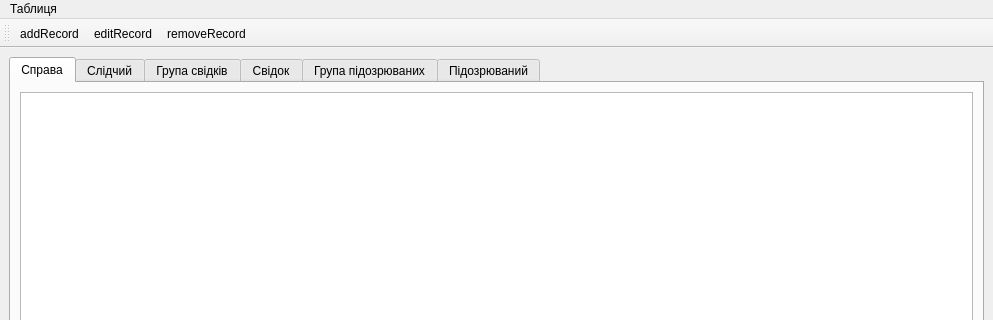
The window that DataBase/databasewindow.ui (Mikeost/Course-work-4) describes before a commit, drawn with Qt 5; both pictures show x 0 to 993 and y 0 to 320 of the 993 by 463 pixel window.
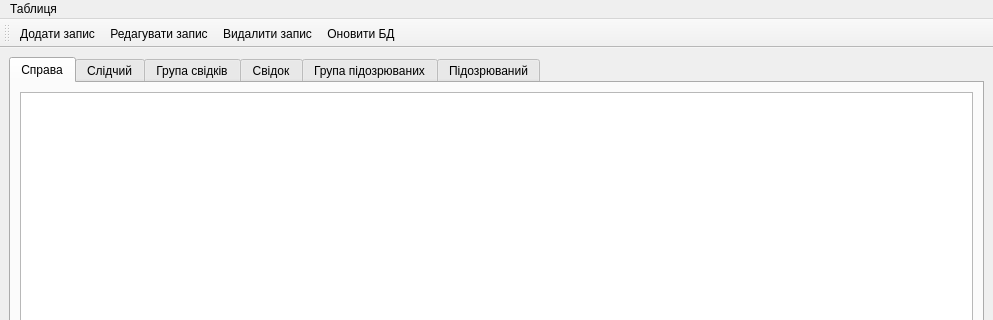
The same window after the commit. Icons and pictures are not drawn.

Commit message: add/edit window, delete & refresh buttons

Diff of the .ui file:
```diff
--- a/DataBase/databasewindow.ui
+++ b/DataBase/databasewindow.ui
@@ -147,6 +147,7 @@
    <addaction name="actionAddRecord"/>
    <addaction name="actionEditRecord"/>
    <addaction name="actionRemoveRecord"/>
+   <addaction name="actionreloadDataBase"/>
   </widget>
   <action name="actionAddRecord">
    <property name="icon">
@@ -154,7 +155,10 @@
      <normaloff>:/icons/icons/addRecord.png</normaloff>:/icons/icons/addRecord.png</iconset>
    </property>
    <property name="text">
-    <string>addRecord</string>
+    <string>Додати запис</string>
+   </property>
+   <property name="toolTip">
+    <string>Додати запис</string>
    </property>
   </action>
   <action name="actionEditRecord">
@@ -163,7 +167,10 @@
      <normaloff>:/icons/icons/editRecord.png</normaloff>:/icons/icons/editRecord.png</iconset>
    </property>
    <property name="text">
-    <string>editRecord</string>
+    <string>Редагувати запис</string>
+   </property>
+   <property name="toolTip">
+    <string>Редагувати запис</string>
    </property>
   </action>
   <action name="actionRemoveRecord">
@@ -172,7 +179,22 @@
      <normaloff>:/icons/icons/removeRecord.png</normaloff>:/icons/icons/removeRecord.png</iconset>
    </property>
    <property name="text">
-    <string>removeRecord</string>
+    <string>Видалити запис</string>
+   </property>
+   <property name="toolTip">
+    <string>Видалити запис</string>
+   </property>
+  </action>
+  <action name="actionreloadDataBase">
+   <property name="icon">
+    <iconset resource="media.qrc">
+     <normaloff>:/icons/icons/reloadDatabase.png</normaloff>:/icons/icons/reloadDatabase.png</iconset>
+   </property>
+   <property name="text">
+    <string>Оновити БД</string>
+   </property>
+   <property name="toolTip">
+    <string>Оновити БД</string>
    </property>
   </action>
  </widget>
```
Left out of the diff: 1 changed line with no effect on the pictures. The commit also changes 11 other files.
